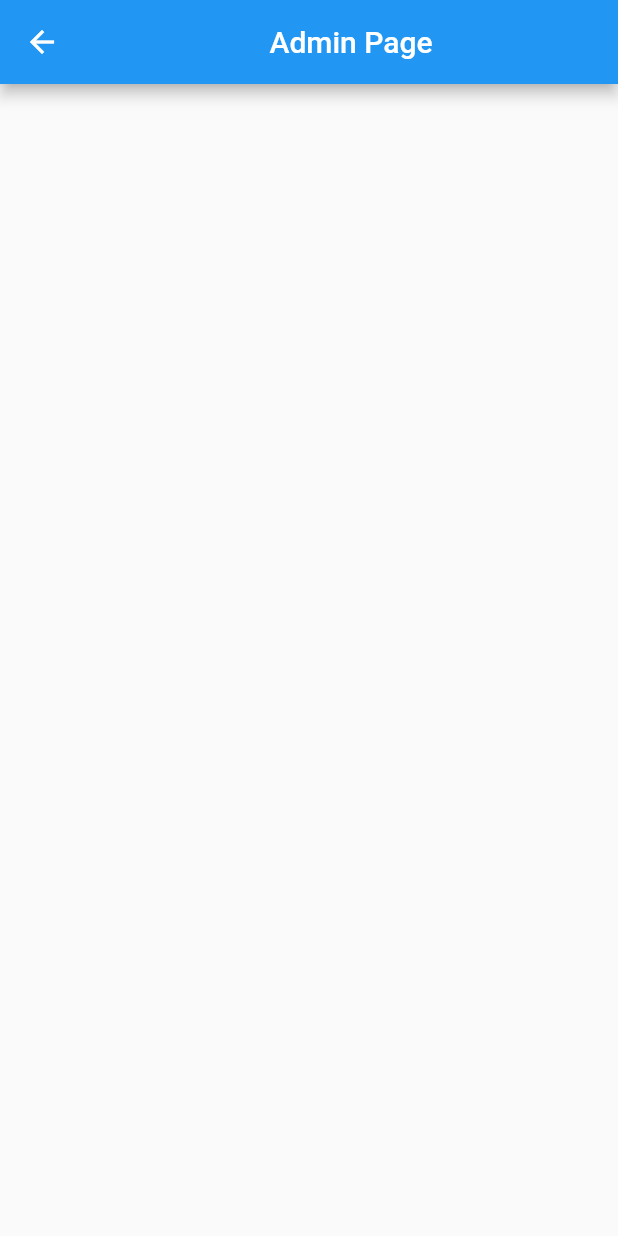
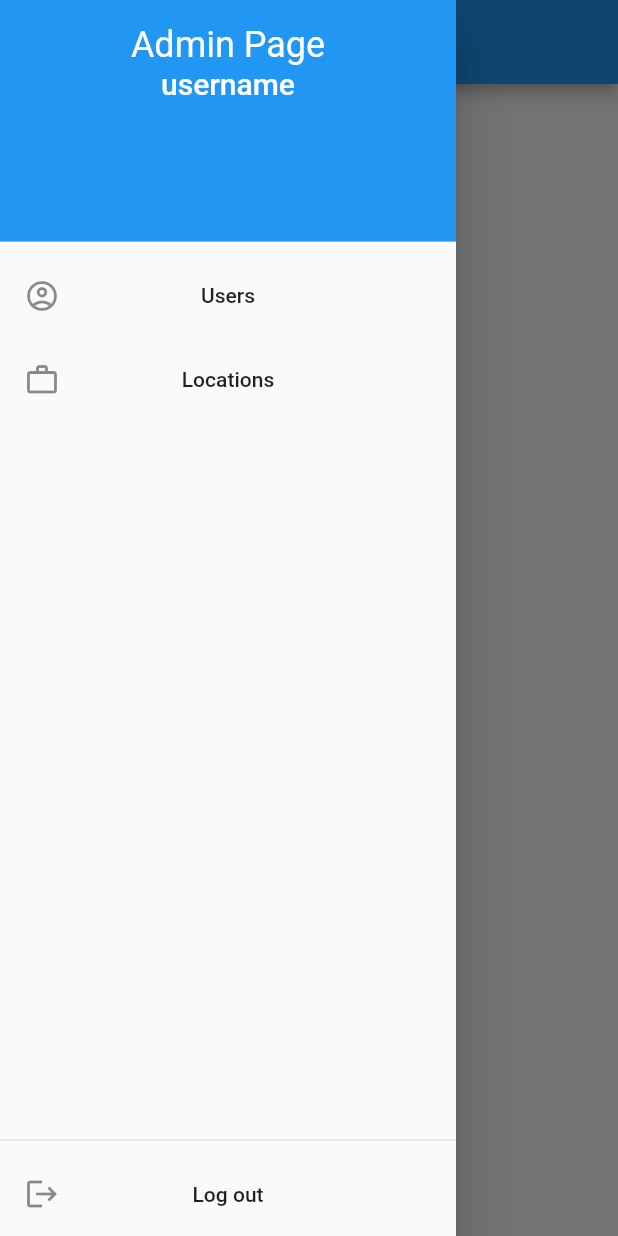
Before and after one commit to BeingBright/zolder-app-frontend, a Flutter app: the AdminPage screen opened directly, with the side drawer open (before the commit the screen has no drawer), on a phone screen of 412 x 824 dp. Run offline on Flutter 3.47's test engine with Material 2 defaults, Android fonts, the phone set to English and light mode, and no system bars; our stand-ins replace get_it, shared_preferences, toast; accounts and stored records are empty.

Commit message:
pagenation adminapage

```diff
--- /dev/null
+++ b/lib/page/admin/user_page.dart
@@ -0,0 +1,17 @@
+import 'package:flutter/material.dart';
+
+class UserOverviewPage extends StatefulWidget {
+  const UserOverviewPage({Key? key}) : super(key: key);
+
+  @override
+  State<UserOverviewPage> createState() => _UserOverviewPageState();
+}
+
+class _UserOverviewPageState extends State<UserOverviewPage> {
+  @override
+  Widget build(BuildContext context) {
+    return Container(
+      child: Text("USER PAGE"),
+    );
+  }
+}
--- a/lib/page/admin_page.dart
+++ b/lib/page/admin_page.dart
@@ -1,4 +1,9 @@
 import 'package:flutter/material.dart';
+import 'package:zolder_app_frontend/page/admin/user_page.dart';
+import 'package:zolder_app_frontend/widget/sidebar.dart';
+
+const String userRoute = "Users";
+const String locationRoute = "Locations";
 
 class AdminPage extends StatefulWidget {
   const AdminPage({Key? key}) : super(key: key);
@@ -8,14 +13,80 @@ class AdminPage extends StatefulWidget {
 }
 
 class _AdminPageState extends State<AdminPage> {
+  final _navigatorKey = GlobalKey<NavigatorState>();
+
+  String currentPage = userRoute;
+
   @override
   Widget build(BuildContext context) {
     return Scaffold(
       appBar: AppBar(
-        title: const Center(
-          child: Text("Admin Page"),
+        title: Center(
+          child: Text(currentPage),
         ),
+      ),
+      drawer: Sidebar(title: "Admin Page", username: "username", buttons: [
+        ListTile(
+          title: Row(
+            children: const [
+              Icon(Icons.account_circle_outlined),
+              Spacer(),
+              Text(userRoute),
+              Spacer(),
+              Icon(Icons.account_circle_outlined, color: Colors.transparent),
+            ],
+          ),
+          onTap: () {
+            moveToScreen(context, userRoute);
+          },
+        ),
+        ListTile(
+            title: Row(
+              children: const [
+                Icon(Icons.work_outline),
+                Spacer(),
+                Text(locationRoute),
+                Spacer(),
+                Icon(Icons.work_outline, color: Colors.transparent),
+              ],
+            ),
+            onTap: () {
+              moveToScreen(context, locationRoute);
+            }),
+      ]),
+      body: Navigator(
+        key: _navigatorKey,
+        initialRoute: userRoute,
+        onGenerateRoute: getCurrentPage,
       ),
     );
   }
+
+  void moveToScreen(BuildContext context, String route) {
+    _navigatorKey.currentState!.pushNamed(route);
+    Navigator.pop(context);
+    setState(() {
+      currentPage = route;
+    });
+  }
+
+  Route getCurrentPage(RouteSettings settings) {
+    late Widget page;
+    switch (settings.name) {
+      case userRoute:
+        page = UserOverviewPage();
+        break;
+      case locationRoute:
+        page = Text("data");
+        break;
+      default:
+        page = UserOverviewPage();
+        break;
+    }
+
+    return MaterialPageRoute<Widget>(
+      builder: (context) => page,
+      settings: settings,
+    );
+  }
 }
--- /dev/null
+++ b/lib/widget/sidebar.dart
@@ -0,0 +1,75 @@
+import 'package:flutter/material.dart';
+import 'package:zolder_app_frontend/widget/snack-message.dart';
+
+import '../page/login_page.dart';
+import '../service/auth-service.dart';
+
+class Sidebar extends StatelessWidget {
+  final String title;
+  final String username;
+  final List<Widget> buttons;
+
+  const Sidebar(
+      {Key? key,
+      required this.title,
+      required this.username,
+      required this.buttons})
+      : super(key: key);
+
+  @override
+  Widget build(BuildContext context) {
+    var theme = Theme.of(context);
+
+    List<Widget> children = [];
+    children.add(Container(
+      constraints: const BoxConstraints(minWidth: double.infinity),
+      child: DrawerHeader(
+        decoration: BoxDecoration(
+          color: theme.primaryColor,
+        ),
+        child: Column(
+          children: [
+            Text(
+              title,
+              style: theme.primaryTextTheme.headline5,
+              textAlign: TextAlign.center,
+            ),
+            Text(
+              username,
+              style: theme.primaryTextTheme.headline6,
+              textAlign: TextAlign.center,
+            ),
+          ],
+        ),
+      ),
+    ));
+    children.addAll(buttons);
+    children.add(Spacer());
+    children.add(Divider());
+    children.add(ListTile(
+      title: Row(
+        children: const [
+          Icon(Icons.logout),
+          Spacer(),
+          Text('Log out'),
+          Spacer(),
+          Icon(Icons.logout, color: Colors.transparent),
+        ],
+      ),
+      onTap: () {
+        Navigator.pop(context);
+        Navigator.pushReplacement(context,
+            MaterialPageRoute(builder: (context) => const LoginPage()));
+        AuthService().clearToken();
+        SnackMessage.show(context, SnackType.success, "Logged Out");
+      },
+    ));
+
+    return Drawer(
+      child: Column(
+        // padding: EdgeInsets.zero,
+        children: children,
+      ),
+    );
+  }
+}
```
